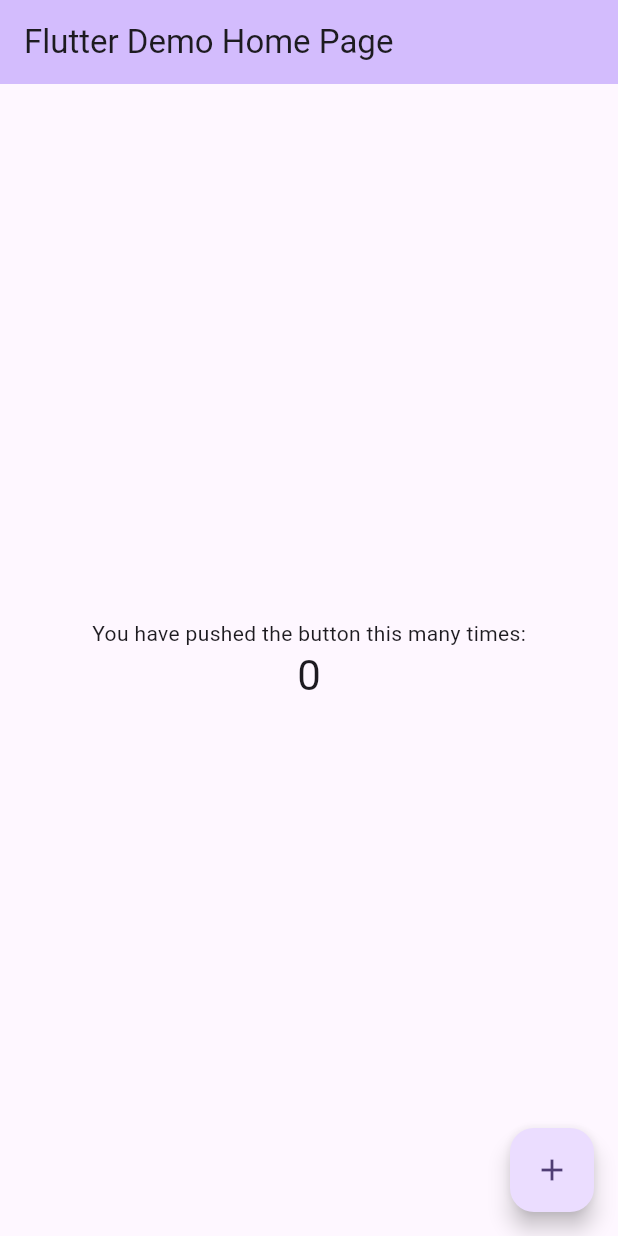
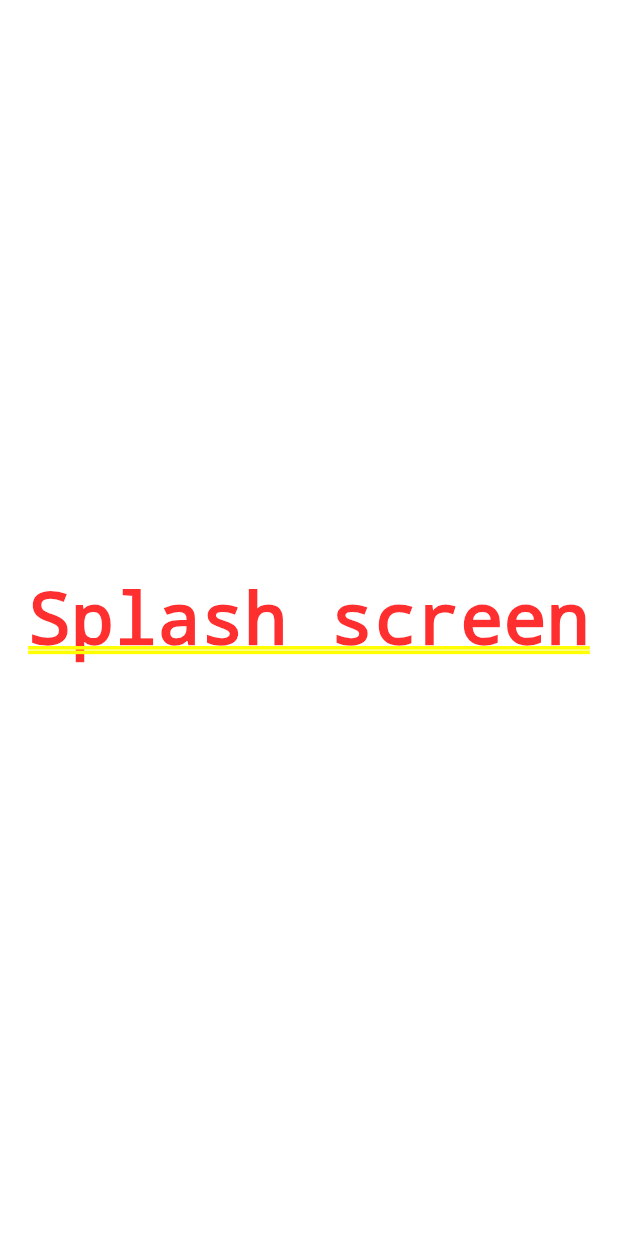
Before and after one commit to ali-sina100/ease_scan, a Flutter app: the screen it shows after launch, on a phone screen of 412 x 824 dp. Run offline on Flutter 3.47's test engine with Material 3 defaults, Android fonts, the phone set to English and light mode, and no system bars.

Commit message:
splash screen added

```diff
--- /dev/null
+++ b/lib/app.dart
@@ -0,0 +1,16 @@
+import 'package:flutter/material.dart';
+import 'screens/screens.dart';
+
+class App extends StatelessWidget {
+  const App({super.key});
+
+  @override
+  Widget build(BuildContext context) {
+
+    return const MaterialApp(
+      debugShowCheckedModeBanner: false,
+
+      home: SplashScreen(),
+    );
+  }
+}
--- a/lib/main.dart
+++ b/lib/main.dart
@@ -1,125 +1,7 @@
 import 'package:flutter/material.dart';
 
+import 'app.dart';
+
 void main() {
-  runApp(const MyApp());
+  runApp(const App());
 }
-
-class MyApp extends StatelessWidget {
-  const MyApp({super.key});
-
-  // This widget is the root of your application.
-  @override
-  Widget build(BuildContext context) {
-    return MaterialApp(
-      title: 'Flutter Demo',
-      theme: ThemeData(
-        // This is the theme of your application.
-        //
-        // TRY THIS: Try running your application with "flutter run". You'll see
-        // the application has a purple toolbar. Then, without quitting the app,
-        // try changing the seedColor in the colorScheme below to Colors.green
-        // and then invoke "hot reload" (save your changes or press the "hot
-        // reload" button in a Flutter-supported IDE, or press "r" if you used
-        // the command line to start the app).
-        //
-        // Notice that the counter didn't reset back to zero; the application
-        // state is not lost during the reload. To reset the state, use hot
-        // restart instead.
-        //
-        // This works for code too, not just values: Most code changes can be
-        // tested with just a hot reload.
-        colorScheme: ColorScheme.fromSeed(seedColor: Colors.deepPurple),
-        useMaterial3: true,
-      ),
-      home: const MyHomePage(title: 'Flutter Demo Home Page'),
-    );
-  }
-}
-
-class MyHomePage extends StatefulWidget {
-  const MyHomePage({super.key, required this.title});
-
-  // This widget is the home page of your application. It is stateful, meaning
-  // that it has a State object (defined below) that contains fields that affect
-  // how it looks.
-
-  // This class is the configuration for the state. It holds the values (in this
-  // case the title) provided by the parent (in this case the App widget) and
-  // used by the build method of the State. Fields in a Widget subclass are
-  // always marked "final".
-
-  final String title;
-
-  @override
-  State<MyHomePage> createState() => _MyHomePageState();
-}
-
-class _MyHomePageState extends State<MyHomePage> {
-  int _counter = 0;
-
-  void _incrementCounter() {
-    setState(() {
-      // This call to setState tells the Flutter framework that something has
-      // changed in this State, which causes it to rerun the build method below
-      // so that the display can reflect the updated values. If we changed
-      // _counter without calling setState(), then the build method would not be
-      // called again, and so nothing would appear to happen.
-      _counter++;
-    });
-  }
-
-  @override
-  Widget build(BuildContext context) {
-    // This method is rerun every time setState is called, for instance as done
-    // by the _incrementCounter method above.
-    //
-    // The Flutter framework has been optimized to make rerunning build methods
-    // fast, so that you can just rebuild anything that needs updating rather
-    // than having to individually change instances of widgets.
-    return Scaffold(
-      appBar: AppBar(
-        // TRY THIS: Try changing the color here to a specific color (to
-        // Colors.amber, perhaps?) and trigger a hot reload to see the AppBar
-        // change color while the other colors stay the same.
-        backgroundColor: Theme.of(context).colorScheme.inversePrimary,
-        // Here we take the value from the MyHomePage object that was created by
-        // the App.build method, and use it to set our appbar title.
-        title: Text(widget.title),
-      ),
-      body: Center(
-        // Center is a layout widget. It takes a single child and positions it
-        // in the middle of the parent.
-        child: Column(
-          // Column is also a layout widget. It takes a list of children and
-          // arranges them vertically. By default, it sizes itself to fit its
-          // children horizontally, and tries to be as tall as its parent.
-          //
-          // Column has various properties to control how it sizes itself and
-          // how it positions its children. Here we use mainAxisAlignment to
-          // center the children vertically; the main axis here is the vertical
-          // axis because Columns are vertical (the cross axis would be
-          // horizontal).
-          //
-          // TRY THIS: Invoke "debug painting" (choose the "Toggle Debug Paint"
-          // action in the IDE, or press "p" in the console), to see the
-          // wireframe for each widget.
-          mainAxisAlignment: MainAxisAlignment.center,
-          children: <Widget>[
-            const Text(
-              'You have pushed the button this many times:',
-            ),
-            Text(
-              '$_counter',
-              style: Theme.of(context).textTheme.headlineMedium,
-            ),
-          ],
-        ),
-      ),
-      floatingActionButton: FloatingActionButton(
-        onPressed: _incrementCounter,
-        tooltip: 'Increment',
-        child: const Icon(Icons.add),
-      ), // This trailing comma makes auto-formatting nicer for build methods.
-    );
-  }
-}
--- /dev/null
+++ b/lib/screens/screens.dart
@@ -0,0 +1 @@
+export 'splash_screen.dart';
--- /dev/null
+++ b/lib/screens/splash_screen.dart
@@ -0,0 +1,12 @@
+import 'package:flutter/material.dart';
+
+class SplashScreen extends StatelessWidget {
+  const SplashScreen({super.key});
+
+  @override
+  Widget build(BuildContext context) {
+    return const Center(
+      child: Text("Splash screen"),
+    );
+  }
+}
```
Also changed, not shown: 1 other file.
